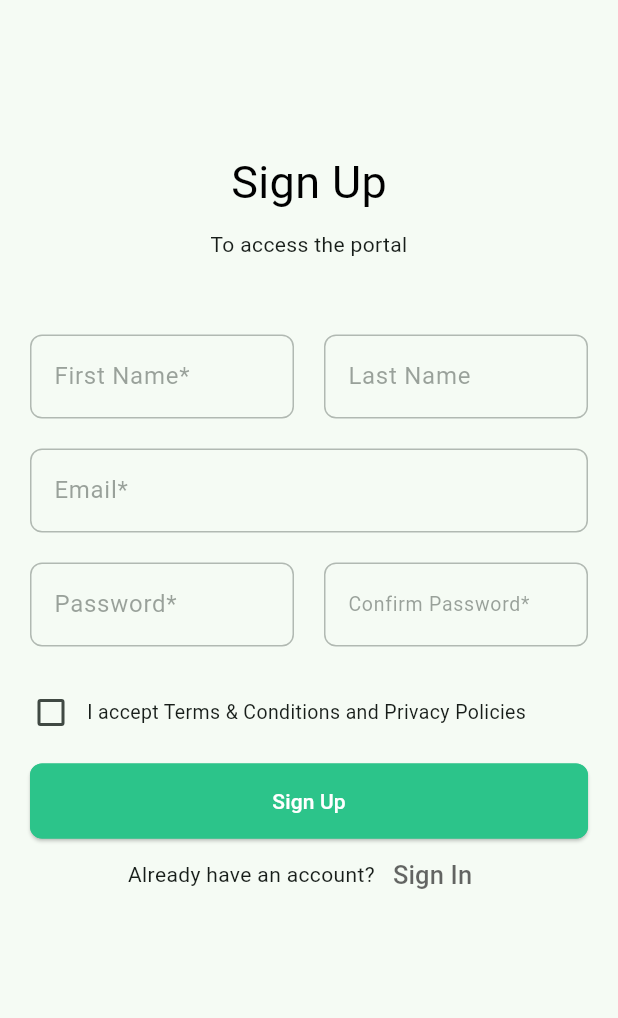
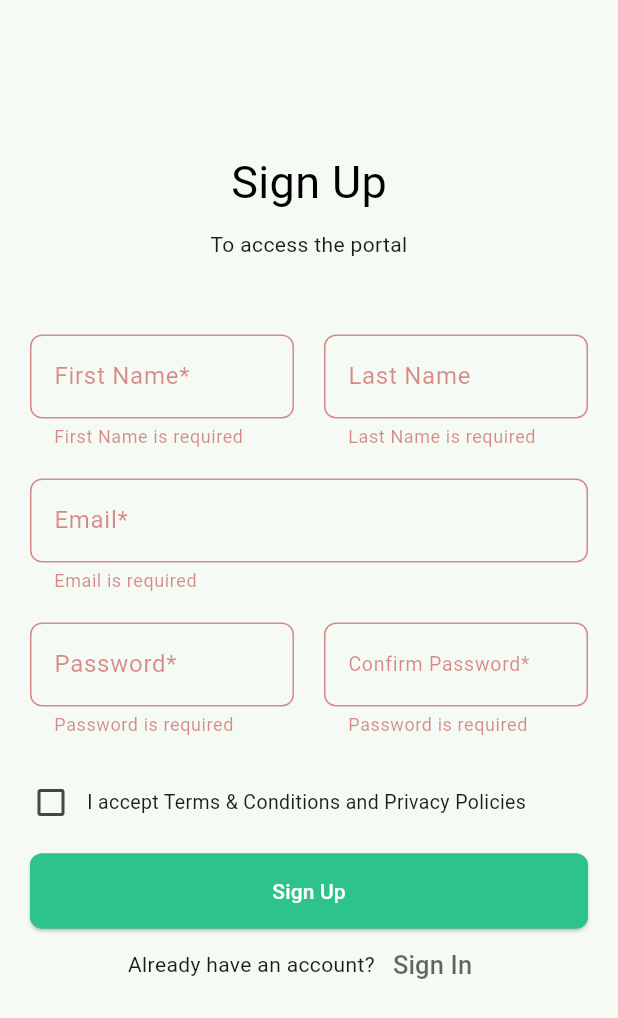
Before and after one commit to akshay-1705/maison_mate_partner_client, a Flutter app: the SignUpWidget screen opened directly, after a tap on "Sign Up", on a phone screen of 412 x 824 dp. Shown: the top 1018 px of the screen. Run offline on Flutter 3.47's test engine with Material 2 defaults, Android fonts, the light colour scheme and no system bars.

Commit message:
add sign up form validations

```diff
--- a/lib/main.dart
+++ b/lib/main.dart
@@ -1,6 +1,7 @@
 import 'package:flutter/material.dart';
 import 'package:maison_mate/widgets/login/sign_in.dart';
-import 'package:maison_mate/states/sign_in_model.dart';
+import 'package:maison_mate/states/sign_in.dart';
+import 'package:maison_mate/states/sign_up.dart';
 import 'package:provider/provider.dart';
 
 void main() => runApp(const MyApp());
@@ -12,8 +13,11 @@ class MyApp extends StatelessWidget {
 
   @override
   Widget build(BuildContext context) {
-    return ChangeNotifierProvider(
-        create: (_) => SignInModel(),
+    return MultiProvider(
+        providers: [
+          ChangeNotifierProvider(create: (_) => SignInModel()),
+          ChangeNotifierProvider(create: (_) => SignUpModel())
+        ],
         child: MaterialApp(
           title: _title,
           home: Scaffold(
--- /dev/null
+++ b/lib/states/sign_up.dart
@@ -0,0 +1,22 @@
+import 'package:flutter/foundation.dart';
+
+class SignUpModel extends ChangeNotifier {
+  bool isLoading = false;
+  String errorMessage = '';
+  bool acceptedTerms = false;
+
+  void setLoading(bool value) {
+    isLoading = value;
+    notifyListeners();
+  }
+
+  void setErrorMessage(String message) {
+    errorMessage = message;
+    notifyListeners();
+  }
+
+  void setAcceptedTerms(bool value) {
+    acceptedTerms = value;
+    notifyListeners();
+  }
+}
--- a/lib/widgets/login/sign_in.dart
+++ b/lib/widgets/login/sign_in.dart
@@ -6,7 +6,7 @@ import 'package:maison_mate/widgets/login/sign_up.dart';
 import 'dart:convert';
 import 'package:http/http.dart' as http;
 import 'package:provider/provider.dart';
-import 'package:maison_mate/states/sign_in_model.dart';
+import 'package:maison_mate/states/sign_in.dart';
 
 class SignInWidget extends StatefulWidget {
   const SignInWidget({Key? key}) : super(key: key);
--- a/lib/widgets/login/sign_up.dart
+++ b/lib/widgets/login/sign_up.dart
@@ -1,5 +1,10 @@
+import 'dart:convert';
+
 import 'package:flutter/material.dart';
 import 'package:maison_mate/widgets/login/sign_in.dart';
+import 'package:http/http.dart' as http;
+import 'package:maison_mate/states/sign_up.dart';
+import 'package:provider/provider.dart';
 
 class SignUpWidget extends StatefulWidget {
   const SignUpWidget({Key? key}) : super(key: key);
@@ -14,16 +19,17 @@ class _SignUpWidgetState extends State<SignUpWidget> {
   TextEditingController emailController = TextEditingController();
   TextEditingController passwordController = TextEditingController();
   TextEditingController confirmPasswordController = TextEditingController();
-  bool? cValue = false;
+  final GlobalKey<FormState> _formKey = GlobalKey<FormState>();
 
   @override
   Widget build(BuildContext context) {
     return Scaffold(
-      body: renderModal(context),
+      body: renderForm(context),
     );
   }
 
-  renderModal(BuildContext context) {
+  renderForm(BuildContext context) {
+    final model = Provider.of<SignUpModel>(context);
     return GestureDetector(
         onTap: () {
           // Dismiss the keyboard when tapped on a non-actionable item
@@ -31,8 +37,255 @@ class _SignUpWidgetState extends State<SignUpWidget> {
         },
         child: Padding(
             padding: const EdgeInsets.all(10),
+            child: Form(
+                key: _formKey,
                 child: ListView(children: [
                   const SizedBox(height: 80),
+                  header(),
+                  const SizedBox(height: 40),
+                  nameFields(),
+                  emailField(),
+                  passwordFields(),
+                  const SizedBox(height: 10),
+                  termsAndConditions(model),
+                  const SizedBox(height: 10),
+                  signUpButton(model),
+                  signInOption(context),
+                ]))));
+  }
+
+  Row signInOption(BuildContext context) {
+    return Row(
+      mainAxisAlignment: MainAxisAlignment.center,
+      children: <Widget>[
+        const Text("Already have an account?"),
+        TextButton(
+          child: Text(
+            'Sign In',
+            style:
+                TextStyle(fontSize: 17, color: Colors.black.withOpacity(0.6)),
+          ),
+          onPressed: () => Navigator.pushReplacement(
+            context,
+            MaterialPageRoute(builder: (context) => const SignInWidget()),
+          ),
+        )
+      ],
+    );
+  }
+
+  Container signUpButton(SignUpModel model) {
+    return Container(
+        height: 50,
+        padding: const EdgeInsets.fromLTRB(10, 0, 10, 0),
+        child: ElevatedButton(
+            onPressed: () async {
+              if (_formKey.currentState!.validate()) {
+                if (model.acceptedTerms) {
+                  await signUp();
+                } else {
+                  ScaffoldMessenger.of(context).showSnackBar(
+                    const SnackBar(
+                      content: Text('Please accept the Terms & Conditions'),
+                    ),
+                  );
+                }
+              }
+            },
+            style: ButtonStyle(
+                shape: MaterialStateProperty.all<RoundedRectangleBorder>(
+                  RoundedRectangleBorder(
+                      borderRadius: BorderRadius.circular(8),
+                      side: const BorderSide(color: Color(0xff2cc48a))),
+                ),
+                backgroundColor:
+                    MaterialStateProperty.all<Color>(const Color(0xff2cc48a))),
+            child:
+                const Text('Sign Up', style: TextStyle(color: Colors.white))));
+  }
+
+  Future<void> signUp() async {
+    const String baseURL = 'http://192.168.1.3:3000/api/v1/partner/signup';
+    const String secretHeader = '1e802fb752174d1c3145cc657872b0a1';
+
+    try {
+      final response = await http.post(
+        Uri.parse(baseURL),
+        headers: <String, String>{
+          'Content-Type': 'application/json; charset=UTF-8',
+          'Secret-Header': secretHeader
+        },
+        body: jsonEncode(<String, String>{
+          'email': emailController.text,
+          'password': passwordController.text
+        }),
+      );
+
+      if (response.statusCode == 200) {
+        // Successful login logic here
+        // model.setErrorMessage('');
+        // print(ApiResponse.fromJson(jsonDecode(response.body)).data.token);
+      } else if (response.statusCode == 401) {
+        // model.setErrorMessage('Invalid credentials');
+      } else {
+        // model.setErrorMessage('Network error');
+      }
+    } catch (e) {
+      // model.setErrorMessage('Network error');
+    } finally {
+      // model.setLoading(false);
+    }
+  }
+
+  Row termsAndConditions(SignUpModel model) {
+    return Row(
+      mainAxisAlignment: MainAxisAlignment.start,
+      children: <Widget>[
+        Checkbox(
+          value: model.acceptedTerms,
+          onChanged: (bool? value) {
+            setState(() {
+              model.setAcceptedTerms(value!);
+            });
+          },
+        ),
+        const Text(
+          "I accept Terms & Conditions and Privacy Policies",
+          style: TextStyle(fontSize: 13),
+          textAlign: TextAlign.justify,
+        ),
+      ],
+    );
+  }
+
+  Row passwordFields() {
+    return Row(
+      mainAxisAlignment: MainAxisAlignment.spaceBetween,
+      children: <Widget>[
+        Flexible(
+          child: Opacity(
+              opacity: 0.5,
+              child: Container(
+                padding: const EdgeInsets.all(10),
+                child: TextFormField(
+                  controller: passwordController,
+                  obscureText: true,
+                  validator: (value) {
+                    if (value!.isEmpty) {
+                      return 'Password is required'; // Return an error message if the field is empty
+                    }
+                    return null; // Return null if the field is valid
+                  },
+                  decoration: const InputDecoration(
+                    border: OutlineInputBorder(
+                        borderRadius: BorderRadius.all(Radius.circular(8))),
+                    labelText: 'Password*',
+                  ),
+                ),
+              )),
+        ),
+        Flexible(
+          child: Opacity(
+              opacity: 0.5,
+              child: Container(
+                padding: const EdgeInsets.all(10),
+                child: TextFormField(
+                  controller: confirmPasswordController,
+                  obscureText: true,
+                  validator: (value) {
+                    if (value!.isEmpty) {
+                      return 'Password is required'; // Return an error message if the field is empty
+                    }
+                    return null; // Return null if the field is valid
+                  },
+                  decoration: const InputDecoration(
+                    labelStyle: TextStyle(fontSize: 13),
+                    border: OutlineInputBorder(
+                        borderRadius: BorderRadius.all(Radius.circular(8))),
+                    labelText: 'Confirm Password*',
+                  ),
+                ),
+              )),
+        )
+      ],
+    );
+  }
+
+  Opacity emailField() {
+    return Opacity(
+        opacity: 0.5,
+        child: Container(
+          padding: const EdgeInsets.all(10),
+          child: TextFormField(
+            controller: emailController,
+            validator: (value) {
+              if (value!.isEmpty) {
+                return 'Email is required'; // Return an error message if the field is empty
+              }
+              return null; // Return null if the field is valid
+            },
+            decoration: const InputDecoration(
+              border: OutlineInputBorder(
+                  borderRadius: BorderRadius.all(Radius.circular(8))),
+              labelText: 'Email*',
+            ),
+          ),
+        ));
+  }
+
+  Row nameFields() {
+    return Row(
+      mainAxisAlignment: MainAxisAlignment.spaceBetween,
+      children: <Widget>[
+        Flexible(
+          child: Opacity(
+              opacity: 0.5,
+              child: Container(
+                padding: const EdgeInsets.all(10),
+                child: TextFormField(
+                  controller: firstNameController,
+                  validator: (value) {
+                    if (value!.isEmpty) {
+                      return 'First Name is required'; // Return an error message if the field is empty
+                    }
+                    return null; // Return null if the field is valid
+                  },
+                  decoration: const InputDecoration(
+                    border: OutlineInputBorder(
+                        borderRadius: BorderRadius.all(Radius.circular(8))),
+                    labelText: 'First Name*',
+                  ),
+                ),
+              )),
+        ),
+        Flexible(
+          child: Opacity(
+              opacity: 0.5,
+              child: Container(
+                padding: const EdgeInsets.all(10),
+                child: TextFormField(
+                  controller: lastNameController,
+                  decoration: const InputDecoration(
+                    border: OutlineInputBorder(
+                        borderRadius: BorderRadius.all(Radius.circular(8))),
+                    labelText: 'Last Name',
+                  ),
+                  validator: (value) {
+                    if (value!.isEmpty) {
+                      return 'Last Name is required'; // Return an error message if the field is empty
+                    }
+                    return null; // Return null if the field is valid
+                  },
+                ),
+              )),
+        )
+      ],
+    );
+  }
+
+  Column header() {
+    return Column(
+      children: [
         Align(
             alignment: Alignment.center,
             child: Container(
@@ -52,152 +305,7 @@ class _SignUpWidgetState extends State<SignUpWidget> {
             textAlign: TextAlign.center,
           ),
         ),
-              const SizedBox(height: 40),
-              Row(
-                mainAxisAlignment: MainAxisAlignment.spaceBetween,
-                children: <Widget>[
-                  Flexible(
-                    child: Opacity(
-                        opacity: 0.5,
-                        child: Container(
-                          padding: const EdgeInsets.all(10),
-                          child: TextField(
-                            controller: firstNameController,
-                            decoration: const InputDecoration(
-                              border: OutlineInputBorder(
-                                  borderRadius:
-                                      BorderRadius.all(Radius.circular(8))),
-                              labelText: 'First Name*',
-                            ),
-                          ),
-                        )),
-                  ),
-                  Flexible(
-                    child: Opacity(
-                        opacity: 0.5,
-                        child: Container(
-                          padding: const EdgeInsets.all(10),
-                          child: TextField(
-                            controller: lastNameController,
-                            decoration: const InputDecoration(
-                              border: OutlineInputBorder(
-                                  borderRadius:
-                                      BorderRadius.all(Radius.circular(8))),
-                              labelText: 'Last Name',
-                            ),
-                          ),
-                        )),
-                  )
       ],
-              ),
-              Opacity(
-                  opacity: 0.5,
-                  child: Container(
-                    padding: const EdgeInsets.all(10),
-                    child: TextField(
-                      controller: emailController,
-                      decoration: const InputDecoration(
-                        border: OutlineInputBorder(
-                            borderRadius: BorderRadius.all(Radius.circular(8))),
-                        labelText: 'Email*',
-                      ),
-                    ),
-                  )),
-              Row(
-                mainAxisAlignment: MainAxisAlignment.spaceBetween,
-                children: <Widget>[
-                  Flexible(
-                    child: Opacity(
-                        opacity: 0.5,
-                        child: Container(
-                          padding: const EdgeInsets.all(10),
-                          child: TextField(
-                            controller: passwordController,
-                            obscureText: true,
-                            decoration: const InputDecoration(
-                              border: OutlineInputBorder(
-                                  borderRadius:
-                                      BorderRadius.all(Radius.circular(8))),
-                              labelText: 'Password*',
-                            ),
-                          ),
-                        )),
-                  ),
-                  Flexible(
-                    child: Opacity(
-                        opacity: 0.5,
-                        child: Container(
-                          padding: const EdgeInsets.all(10),
-                          child: TextField(
-                            controller: confirmPasswordController,
-                            obscureText: true,
-                            decoration: const InputDecoration(
-                              labelStyle: TextStyle(fontSize: 13),
-                              border: OutlineInputBorder(
-                                  borderRadius:
-                                      BorderRadius.all(Radius.circular(8))),
-                              labelText: 'Confirm Password*',
-                            ),
-                          ),
-                        )),
-                  )
-                ],
-              ),
-              const SizedBox(height: 10),
-              Row(
-                mainAxisAlignment: MainAxisAlignment.start,
-                children: <Widget>[
-                  Checkbox(
-                    value: cValue,
-                    onChanged: (bool? value) {
-                      setState(() {
-                        cValue = value!;
-                      });
-                    },
-                  ),
-                  const Text(
-                    "I accept Terms & Conditions and Privacy Policies",
-                    style: TextStyle(fontSize: 13),
-                    textAlign: TextAlign.justify,
-                  ),
-                ],
-              ),
-              const SizedBox(height: 10),
-              Container(
-                  height: 50,
-                  padding: const EdgeInsets.fromLTRB(10, 0, 10, 0),
-                  child: ElevatedButton(
-                      onPressed: () {},
-                      style: ButtonStyle(
-                          shape:
-                              MaterialStateProperty.all<RoundedRectangleBorder>(
-                            RoundedRectangleBorder(
-                                borderRadius: BorderRadius.circular(8),
-                                side:
-                                    const BorderSide(color: Color(0xff2cc48a))),
-                          ),
-                          backgroundColor: MaterialStateProperty.all<Color>(
-                              const Color(0xff2cc48a))),
-                      child: const Text('Sign Up',
-                          style: TextStyle(color: Colors.white)))),
-              Row(
-                mainAxisAlignment: MainAxisAlignment.center,
-                children: <Widget>[
-                  const Text("Already have an account?"),
-                  TextButton(
-                    child: Text(
-                      'Sign In',
-                      style: TextStyle(
-                          fontSize: 17, color: Colors.black.withOpacity(0.6)),
-                    ),
-                    onPressed: () => Navigator.pushReplacement(
-                      context,
-                      MaterialPageRoute(
-                          builder: (context) => const SignInWidget()),
-                    ),
-                  )
-                ],
-              ),
-            ])));
+    );
   }
 }
```
Also changed, not shown: lib/states/sign_in.dart (renamed from lib/states/sign_in_model.dart). Lines whose indentation alone changed are shown as unchanged.
